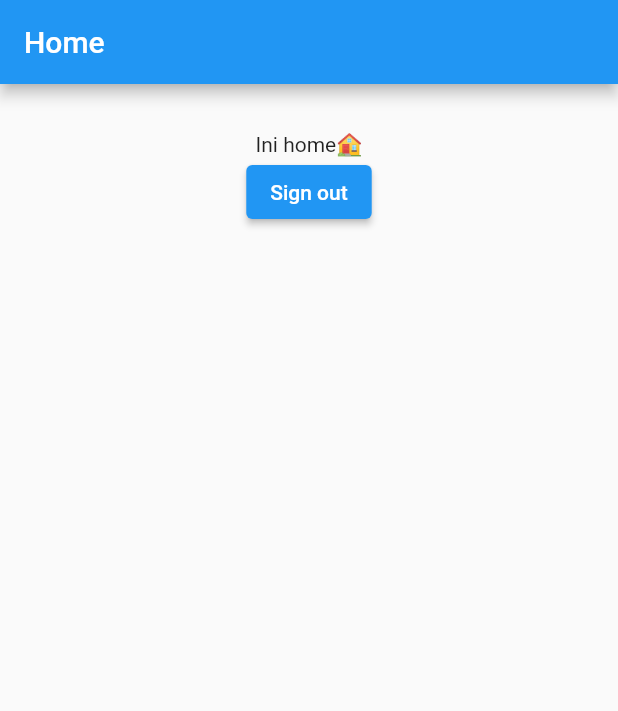
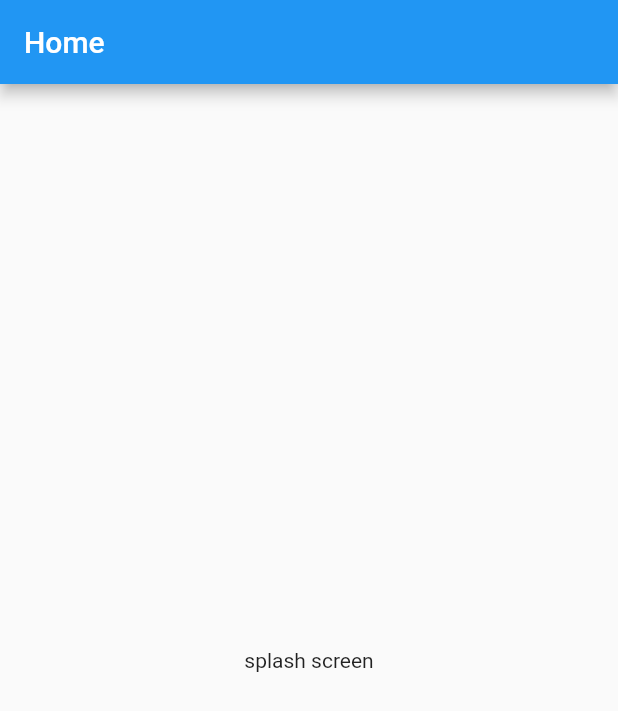
Before and after one commit to jestsee/todo-list-flutter, a Flutter app: the screen it shows after launch, on a phone screen of 412 x 824 dp. Shown: the top 711 px of the screen. Run offline on Flutter 3.47's test engine with Material 2 defaults, Android fonts, the phone set to English and light mode, and no system bars; our stand-ins replace flutter_dotenv, flutter_hooks, freezed_annotation, hooks_riverpod, reactive_forms, string_validator and 1 more; accounts and stored records are empty.

Commit message:
feat: add splash screen

```diff
--- a/lib/controllers/auth_controller.dart
+++ b/lib/controllers/auth_controller.dart
@@ -28,8 +28,8 @@ class AuthController extends StateNotifier<UserState> {
   }
 
   void appStarted() async {
-    final user = _ref.read(authRepositoryProvider).getCurrentUser();
-      log('Belum sign in');
+    final user = _ref.read(authRepositoryProvider).getCurrentUser;
+    log('Belum sign in');
   }
 
   void signUp(String email, String password, String name) async {
--- a/lib/main.dart
+++ b/lib/main.dart
@@ -1,10 +1,15 @@
 import 'package:flutter/material.dart';
 import 'package:flutter_dotenv/flutter_dotenv.dart';
 import 'package:hooks_riverpod/hooks_riverpod.dart';
+import 'package:supabase_flutter/supabase_flutter.dart';
 import 'package:todo_list/routes/routes.dart';
 
 Future main() async {
+  WidgetsFlutterBinding.ensureInitialized();
   await dotenv.load(fileName: '.env');
+  await Supabase.initialize(
+      url: dotenv.env['SUPABASE_URL']!,
+      anonKey: dotenv.env['SUPABASE_SECRET']!);
   runApp(const MyApp());
 }
 
--- a/lib/provider/provider.dart
+++ b/lib/provider/provider.dart
@@ -7,8 +7,8 @@ import 'package:todo_list/model/user_state.dart';
 import 'package:todo_list/repositories/auth/auth_repository.dart';
 
 // supabase
-final supabaseClientProvider = r.Provider<SupabaseClient>((_) => SupabaseClient(
-    dotenv.env['SUPABASE_URL']!, dotenv.env['SUPABASE_SECRET']!));
+final supabaseClientProvider = r.Provider<SupabaseClient>(
+    ((_) => Supabase.instance.client));
 
 // authentication
 final authRepositoryProvider =
--- a/lib/repositories/auth/auth_base_repository.dart
+++ b/lib/repositories/auth/auth_base_repository.dart
@@ -5,5 +5,6 @@ abstract class AuthBaseRepository {
   Future<void> signUpUser(String email, String password, String name);
   Future<void> signInUser(String email, String password);
   Future<void> signOutUser();
-  User? getCurrentUser();
+  Future<Session?> get initialSession;
+  User? get getCurrentUser;
 }
--- a/lib/routes/routes.dart
+++ b/lib/routes/routes.dart
@@ -1,11 +1,14 @@
 import 'package:flutter/material.dart';
-import 'package:todo_list/middleware/auth_middleware.dart';
+import 'package:todo_list/middleware/auth_navigator.dart';
 import 'package:todo_list/ui/screens/home/home.dart';
 import 'package:todo_list/ui/screens/sign_in/sign_in.dart';
 import 'package:todo_list/ui/screens/sign_up/sign_up.dart';
+import 'package:todo_list/ui/screens/splash_screen/splash_screen.dart';
 
-var customRoutes = <String, WidgetBuilder>{
-  '/': (context) => const AuthNavigator(child: Home()),
+final customRoutes = <String, WidgetBuilder>{
+  '/': (context) => const SplashScreen(),
+  '/home': (context) => const AuthNavigator(child: Home()),
+  '/home-initial': (context) => const AuthNavigator(first: true, child: Home()),
   '/sign-up': (context) => const SignUp(),
   '/sign-in': (context) => const SignIn(),
 };
--- /dev/null
+++ b/lib/ui/screens/splash_screen/splash_screen.dart
@@ -0,0 +1,40 @@
+import 'dart:developer';
+
+import 'package:flutter/material.dart';
+import 'package:flutter_hooks/flutter_hooks.dart';
+import 'package:hooks_riverpod/hooks_riverpod.dart';
+import 'package:todo_list/provider/provider.dart';
+import 'package:todo_list/ui/screens/home/home.dart';
+
+class SplashScreen extends HookConsumerWidget {
+  const SplashScreen({super.key});
+
+  @override
+  Widget build(BuildContext context, WidgetRef ref) {
+    final isMounted = useIsMounted();
+    useEffect(() {
+      // executes after build
+      WidgetsBinding.instance.addPostFrameCallback((_) async {
+        final session = await ref.read(authRepositoryProvider).initialSession;
+        if (!isMounted()) return;
+        if (session == null) {
+          log('SESSION NULL');
+          // ignore: use_build_context_synchronously
+          Navigator.of(context).pushNamedAndRemoveUntil(
+              '/sign-in', (Route<dynamic> route) => false);
+          return;
+        }
+        // ignore: use_build_context_synchronously
+        Navigator.of(context)
+            .pushNamedAndRemoveUntil('/home-initial', (Route<dynamic> route) => false);
+      });
+      return null;
+    }, const []);
+    return Scaffold(
+      appBar: AppBar(title: const Text('Home')),
+      body: const Center(
+          child: Padding(
+              padding: EdgeInsets.all(32.0), child: Text('splash screen'))),
+    );
+  }
+}
```
Also changed, not shown: lib/middleware/auth_navigator.dart (renamed from lib/middleware/auth_middleware.dart, +12 -2 lines), lib/repositories/auth/auth_repository.dart (+8 -4 lines), lib/repositories/supabase_repository_example.dart (deleted, +0 -35 lines).
